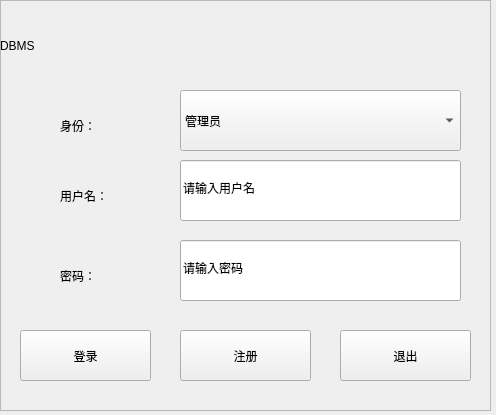
This is landing.ui in jy-080610/DBMS as Qt 5 draws it before an edit. The edited form follows.
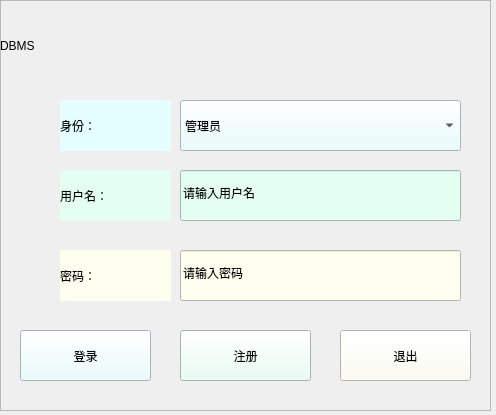
This is the edited form. Icons and pictures are not drawn.

What changed in the file:
```diff
--- a/landing.ui
+++ b/landing.ui
@@ -38,11 +38,14 @@
     <property name="geometry">
      <rect>
       <x>180</x>
-      <y>90</y>
+      <y>100</y>
       <width>281</width>
-      <height>61</height>
+      <height>51</height>
      </rect>
     </property>
+    <property name="styleSheet">
+     <string notr="true">background-color: rgb(229, 254, 255);</string>
+    </property>
     <property name="editable">
      <bool>false</bool>
     </property>
@@ -65,7 +68,8 @@
      </rect>
     </property>
     <property name="styleSheet">
-     <string notr="true"/>
+     <string notr="true">background-color: rgb(229, 254, 255);
+background-image: url(:/picture/b1.jpg);</string>
     </property>
     <property name="text">
      <string>登录</string>
@@ -81,7 +85,8 @@
      </rect>
     </property>
     <property name="styleSheet">
-     <string notr="true"/>
+     <string notr="true">background-color: rgb(228, 255, 242);
+background-image: url(:/picture/b1.jpg);</string>
     </property>
     <property name="text">
      <string>注册</string>
@@ -97,7 +102,8 @@
      </rect>
     </property>
     <property name="styleSheet">
-     <string notr="true"/>
+     <string notr="true">background-image: url(:/picture/b1.jpg);
+background-color: rgb(254, 255, 239);</string>
     </property>
     <property name="text">
      <string>退出</string>
@@ -107,11 +113,14 @@
     <property name="geometry">
      <rect>
       <x>180</x>
-      <y>160</y>
+      <y>170</y>
       <width>281</width>
-      <height>61</height>
+      <height>51</height>
      </rect>
     </property>
+    <property name="styleSheet">
+     <string notr="true">background-color: rgb(228, 255, 242);</string>
+    </property>
     <property name="text">
      <string>请输入用户名</string>
     </property>
@@ -120,11 +129,14 @@
     <property name="geometry">
      <rect>
       <x>180</x>
-      <y>240</y>
+      <y>250</y>
       <width>281</width>
-      <height>61</height>
+      <height>51</height>
      </rect>
     </property>
+    <property name="styleSheet">
+     <string notr="true">background-color: rgb(254, 255, 239);</string>
+    </property>
     <property name="text">
      <string>请输入密码</string>
     </property>
@@ -140,6 +152,7 @@
     </property>
     <property name="styleSheet">
      <string notr="true">font: 13pt &quot;方正粗黑宋简体&quot;;
+background-color: rgb(229, 254, 255);
 </string>
     </property>
     <property name="text">
@@ -157,6 +170,7 @@
     </property>
     <property name="styleSheet">
      <string notr="true">font: 13pt &quot;方正粗黑宋简体&quot;;
+background-color: rgb(228, 255, 242);
 </string>
     </property>
     <property name="text">
@@ -174,6 +188,7 @@
     </property>
     <property name="styleSheet">
      <string notr="true">font: 13pt &quot;方正粗黑宋简体&quot;;
+background-color: rgb(254, 255, 239);
 </string>
     </property>
     <property name="text">
```
Left out of the diff: 4 changed lines with no effect on the pictures.
